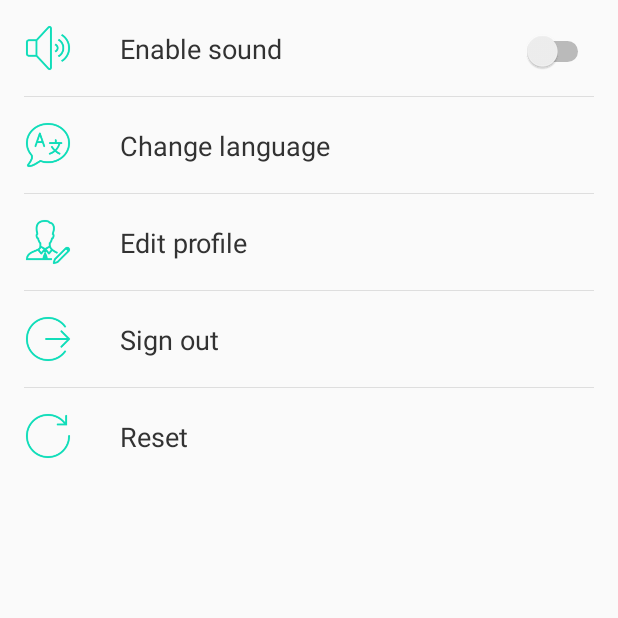
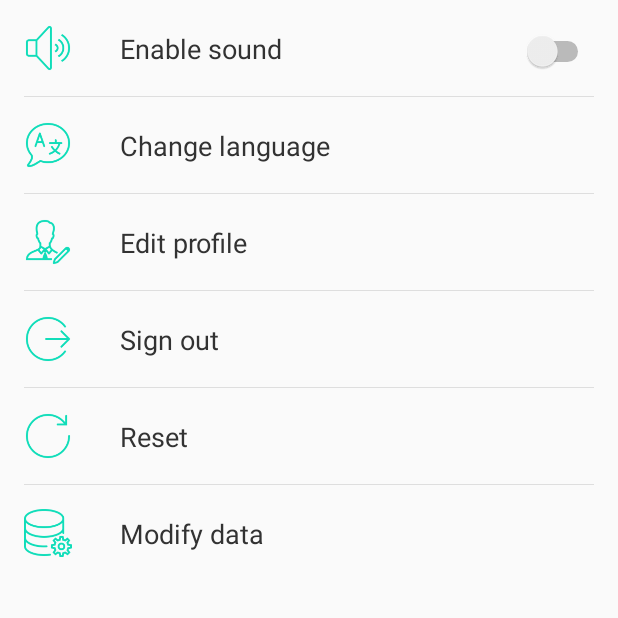
Before and after one commit to Akitektuo/EducationalAid, an Android app: the fragment SettingsFragment shown on its own in the app's theme, on a phone screen of 412 x 824 dp, the top half of it. Run offline under Robolectric (Android 15) with nearby library versions, the phone set to English and light mode, and no system bars; our stand-ins replace Firebase (no records; nobody signed in at launch, a user with empty details on screens opened directly).

Commit message:
Added screen to add data

```diff
--- a/Android/EducationalAid/app/src/main/AndroidManifest.xml
+++ b/Android/EducationalAid/app/src/main/AndroidManifest.xml
@@ -40,7 +40,8 @@
         <activity
             android:name="com.theartofdev.edmodo.cropper.CropImageActivity"
             android:theme="@style/Base.Theme.AppCompat" />
-        <activity android:name=".activity.FindActivity"></activity>
+        <activity android:name=".activity.FindActivity" />
+        <activity android:name=".activity.DataActivity"></activity>
     </application>
 
 </manifest>
--- a/Android/EducationalAid/app/src/main/java/com/akitektuo/educationalaid/activity/FindActivity.kt
+++ b/Android/EducationalAid/app/src/main/java/com/akitektuo/educationalaid/activity/FindActivity.kt
@@ -1,5 +1,6 @@
 package com.akitektuo.educationalaid.activity
 
+import android.content.Context
 import android.os.Bundle
 import android.support.v7.app.AppCompatActivity
 import android.support.v7.widget.LinearLayoutManager
@@ -7,6 +8,7 @@ import android.view.View.GONE
 import android.view.View.VISIBLE
 import com.akitektuo.educationalaid.R
 import com.akitektuo.educationalaid.adapter.PeopleAdapter
+import com.akitektuo.educationalaid.fragment.SettingsFragment
 import com.akitektuo.educationalaid.storage.database.Database
 import com.google.firebase.auth.FirebaseAuth
 import com.google.firebase.database.DataSnapshot
@@ -45,6 +47,10 @@ class FindActivity : AppCompatActivity() {
         buttonSearch.setOnClickListener {
             showUsersForSearch(editSearch.text.toString())
         }
+    }
+
+    override fun attachBaseContext(newBase: Context) {
+        super.attachBaseContext(SettingsFragment.Language(newBase).wrap())
     }
 
     private fun showUsersForSearch(search: String) {
--- a/Android/EducationalAid/app/src/main/java/com/akitektuo/educationalaid/adapter/DraggableAdapter.kt
+++ b/Android/EducationalAid/app/src/main/java/com/akitektuo/educationalaid/adapter/DraggableAdapter.kt
@@ -23,7 +23,7 @@ class DraggableAdapter(private val context: Context, private val dragTexts: Arra
         holder.bind(dragTexts[position].text, dragStartListener, holder)
     }
 
-    override fun onCreateViewHolder(parent: ViewGroup?, viewType: Int): DraggableAdapter.ViewHolder = ViewHolder(LayoutInflater.from(context).inflate(R.layout.item_draggable, parent, false))
+    override fun onCreateViewHolder(parent: ViewGroup, viewType: Int): DraggableAdapter.ViewHolder = ViewHolder(LayoutInflater.from(context).inflate(R.layout.item_draggable, parent, false))
 
     override fun getItemCount(): Int = dragTexts.size
 
--- a/Android/EducationalAid/app/src/main/res/layout/fragment_settings.xml
+++ b/Android/EducationalAid/app/src/main/res/layout/fragment_settings.xml
@@ -168,4 +168,37 @@
         app:layout_constraintEnd_toEndOf="parent"
         app:layout_constraintTop_toTopOf="parent" />
 
+    <ImageView
+        android:id="@+id/imageBarReset"
+        android:layout_width="0dp"
+        android:layout_height="wrap_content"
+        android:layout_marginEnd="16dp"
+        android:layout_marginStart="16dp"
+        app:layout_constraintEnd_toEndOf="parent"
+        app:layout_constraintStart_toStartOf="parent"
+        app:layout_constraintTop_toBottomOf="@+id/imageReset"
+        app:srcCompat="@color/colorSilverLight" />
+
+    <ImageView
+        android:id="@+id/imageModifyData"
+        android:layout_width="64dp"
+        android:layout_height="64dp"
+        android:padding="16dp"
+        app:layout_constraintStart_toStartOf="parent"
+        app:layout_constraintTop_toBottomOf="@+id/imageBarReset"
+        app:srcCompat="@drawable/database" />
+
+    <TextView
+        android:id="@+id/textModifyData"
+        android:layout_width="0dp"
+        android:layout_height="wrap_content"
+        android:padding="16dp"
+        android:text="@string/modify_data"
+        android:textColor="@color/colorBlack"
+        android:textSize="18sp"
+        app:layout_constraintBottom_toBottomOf="@+id/imageModifyData"
+        app:layout_constraintEnd_toEndOf="parent"
+        app:layout_constraintStart_toEndOf="@+id/imageModifyData"
+        app:layout_constraintTop_toTopOf="@+id/imageModifyData" />
+
 </android.support.constraint.ConstraintLayout>
--- a/Android/EducationalAid/app/src/main/res/values/strings.xml
+++ b/Android/EducationalAid/app/src/main/res/values/strings.xml
@@ -78,4 +78,9 @@
     <string name="read">Read before using the app!</string>
     <string name="warning">Please be aware that the app is still in development and you might encounter crashes and bugs. The app was created for a software competition and the current data is only for testing, the author it is SoloLearn. Thank you, have fun learning!</string>
     <string name="no_results">No results found for \"%1$s\".</string>
+    <string name="modify_data">Modify data</string>
+    <string name="lesson">Lesson</string>
+    <string name="chapter">Chapter</string>
+    <string name="module">Module</string>
+    <string name="create_info_question">Create a information or question</string>
 </resources>
--- a/Android/EducationalAid/build.gradle
+++ b/Android/EducationalAid/build.gradle
@@ -1,15 +1,15 @@
 // Top-level build file where you can add configuration options common to all sub-projects/modules.
 
 buildscript {
-    ext.kotlin_version = '1.2.21'
+    ext.kotlin_version = '1.2.30'
     repositories {
         google()
         jcenter()
     }
     dependencies {
-        classpath 'com.android.tools.build:gradle:3.0.1'
+        classpath 'com.android.tools.build:gradle:3.1.2'
         classpath "org.jetbrains.kotlin:kotlin-gradle-plugin:$kotlin_version"
-        classpath 'com.google.gms:google-services:3.1.1'
+        classpath 'com.google.gms:google-services:3.2.0'
 
         // NOTE: Do not place your application dependencies here; they belong
         // in the individual module build.gradle files
```
Also changed, not shown: Android/EducationalAid/app/build.gradle (+14 -17 lines), Android/EducationalAid/app/src/main/java/com/akitektuo/educationalaid/activity/DataActivity.kt (added, +109 -0 lines), Android/EducationalAid/app/src/main/java/com/akitektuo/educationalaid/fragment/SettingsFragment.kt (+7 -0 lines), Android/EducationalAid/app/src/main/java/com/akitektuo/educationalaid/storage/database/Database.kt (+17 -0 lines), Android/EducationalAid/app/src/main/res/layout/activity_data.xml (added, +92 -0 lines), Android/EducationalAid/app/src/main/res/drawable/database.png (added), Android/EducationalAid/gradle/wrapper/gradle-wrapper.properties, 1 other file.
